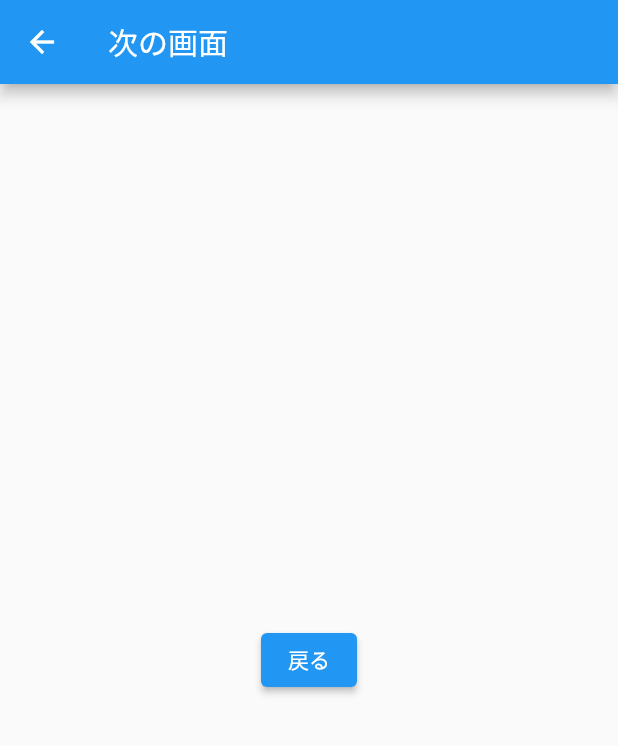
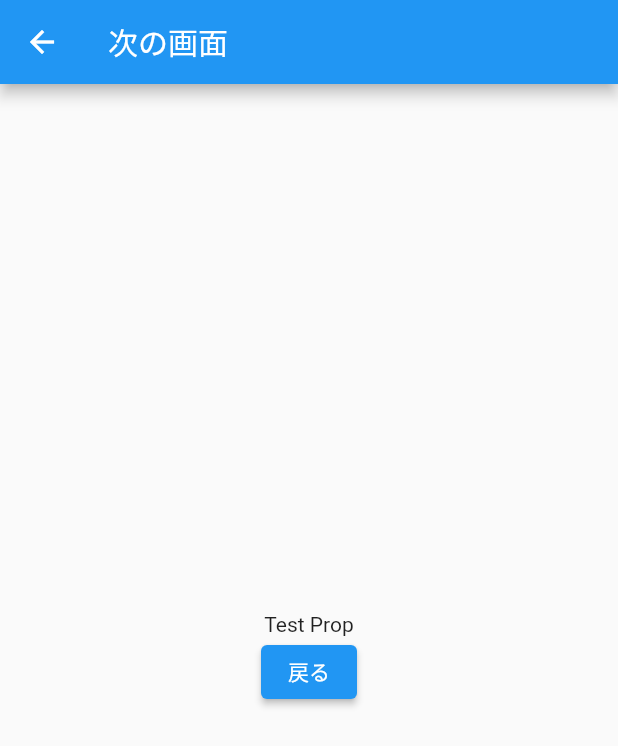
Before and after one commit to foo7print/sandbox-flutter, a Flutter app: the screen it shows after launch, after a tap on "次へ", on a phone screen of 412 x 824 dp. Shown: the top 746 px of the screen. Run offline on Flutter 3.47's test engine with Material 2 defaults, Android fonts, the phone set to English and light mode, and no system bars.

Commit message:
ページ遷移時に値の受け渡しを行う処理を追加

```diff
--- a/lib/main.dart
+++ b/lib/main.dart
@@ -32,6 +32,7 @@ class MyHomePage extends StatefulWidget {
 
 class _MyHomePageState extends State<MyHomePage> {
   int _counter = 0;
+  String buttonText = '次へ';
 
   void _incrementCounter() {
     setState(() {
@@ -47,12 +48,14 @@ class _MyHomePageState extends State<MyHomePage> {
       ),
       body: Center(
         child: ElevatedButton(
-          child: const Text('次へ'),
-          onPressed: (){
-            Navigator.push(
+          child: Text(buttonText),
+          onPressed: () async {
+            final result = await Navigator.push(
               context,
-              MaterialPageRoute(builder: (context) => const NextPage()),
+              MaterialPageRoute(builder: (context) => const NextPage('Test Prop')),
             );
+            buttonText = result;
+            print(buttonText);
           },
         ),
       ),
--- a/lib/next_page.dart
+++ b/lib/next_page.dart
@@ -1,7 +1,9 @@
 import 'package:flutter/material.dart';
 
 class NextPage extends StatelessWidget {
-  const NextPage({super.key});
+  const NextPage(this.name, {super.key});
+
+  final String name;
 
   @override
   Widget build(BuildContext context) {
@@ -9,13 +11,19 @@ class NextPage extends StatelessWidget {
       appBar: AppBar(
         title: const Text('次の画面'),
       ),
-      body: Center(
-        child: ElevatedButton(
-          child: const Text('戻る'),
-          onPressed: (){
-            Navigator.pop(context);
-          },
-        ),
+      body: Column(
+        mainAxisAlignment: MainAxisAlignment.center,
+        children: <Widget>[
+          Text(name),
+          Center(
+            child: ElevatedButton(
+              child: const Text('戻る'),
+              onPressed: () {
+                Navigator.pop(context, '戻りました');
+              },
+            ),
+          ),
+        ],
       ),
     );
   }
```
